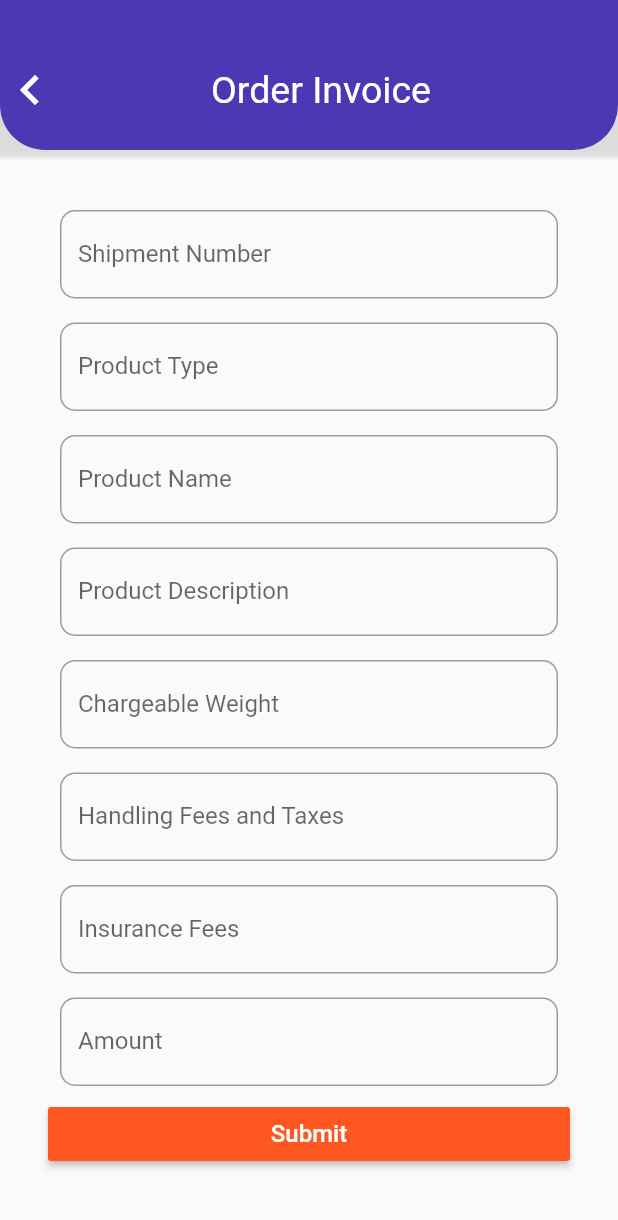
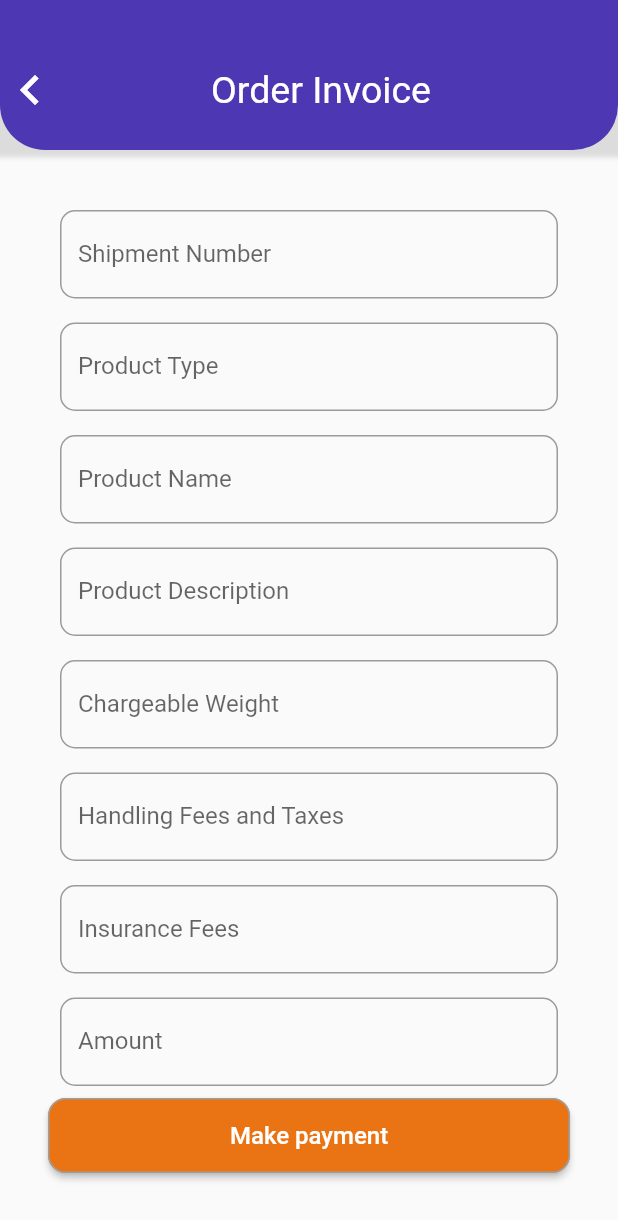
Before and after one commit to jetpakers/jetpakflutterapp, a Flutter app: the screen it shows after launch, on a phone screen of 412 x 824 dp. Shown: the top 1220 px of the screen. Run offline on Flutter 3.47's test engine with Material 2 defaults, Android fonts, the phone set to English and light mode, and no system bars; our stand-ins replace validators; missing offline and left inert: dart:ffi.

Commit message:
invoice screen fixed

```diff
--- a/lib/order_invoice.dart
+++ b/lib/order_invoice.dart
@@ -263,10 +263,16 @@ class InvoiceScreenState extends State<InvoiceScreen> {
               _buildFees(),
               _buildInsuranceFees(),
               _buildAmount(),
-              RaisedButton(
-                color: Colors.deepOrange,
+              ButtonTheme(
+                minWidth: 250.0,
+                height: 50.0,
+              child: RaisedButton(
+                color: Color(0xFFEA7313),
+                shape: RoundedRectangleBorder(
+                    borderRadius: new BorderRadius.circular(12.0),
+                    side: BorderSide(color: Colors.grey)),
                 child: Text(
-                  'Submit',
+                  'Make payment',
                   style: TextStyle(color: Colors.white, fontSize: 16),
                 ),
                 onPressed: () {
@@ -287,7 +293,7 @@ class InvoiceScreenState extends State<InvoiceScreen> {
                 },
               ),
 
-            ],
+              ), ],
             scrollDirection: Axis.vertical,
           ),
         ),
```
